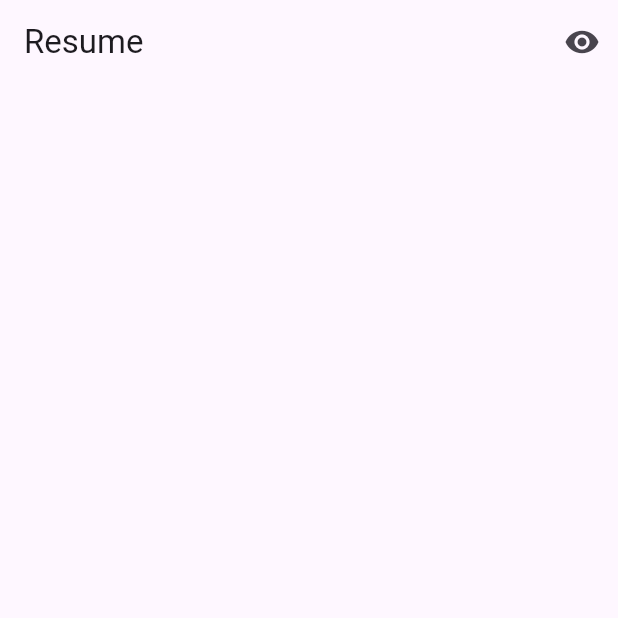
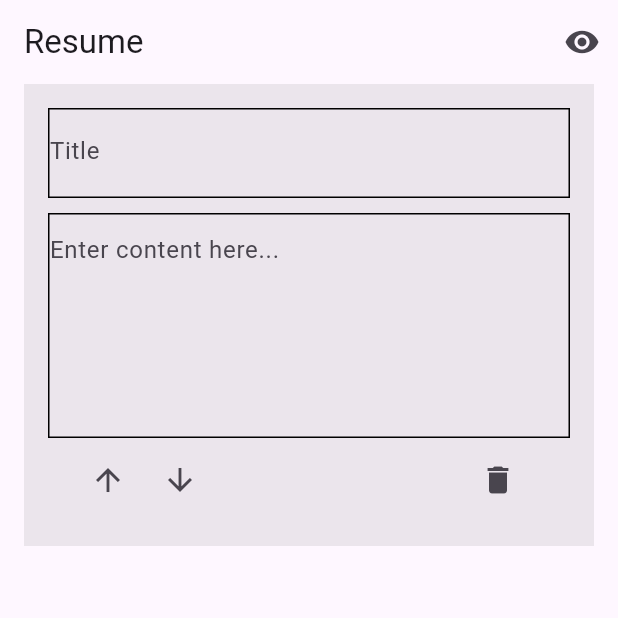
Before and after one commit to Sanjayvkp/resume_builder_app, a Flutter app: the screen it shows after launch, on a phone screen of 412 x 824 dp, the top half of it. Run offline on Flutter 3.47's test engine with Material 3 defaults, Android fonts, the phone set to English and light mode, and no system bars.

Commit message:
added card widget
added card widget to add title,content

```diff
--- a/lib/view/pages/add_resume_page.dart
+++ b/lib/view/pages/add_resume_page.dart
@@ -1,4 +1,5 @@
 import 'package:flutter/material.dart';
+import 'package:resume_builder_app/view/widgets/text_field_widget.dart';
 
 class AddResumePage extends StatelessWidget {
   const AddResumePage({super.key});
@@ -7,10 +8,20 @@ class AddResumePage extends StatelessWidget {
   Widget build(BuildContext context) {
     return Scaffold(
       appBar: AppBar(
-        title: Text('Resume'),
+        title: const Text('Resume'),
         actions: [
-          IconButton(onPressed: () {}, icon: Icon(Icons.remove_red_eye))
+          IconButton(onPressed: () {}, icon: const Icon(Icons.remove_red_eye))
         ],
+      ),
+      body: const SingleChildScrollView(
+        child: Column(
+          children: [
+            Padding(
+              padding: EdgeInsets.symmetric(horizontal: 16),
+              child: CardWidget(height: 60),
+            )
+          ],
+        ),
       ),
     );
   }
--- a/lib/view/widgets/text_field_widget.dart
+++ b/lib/view/widgets/text_field_widget.dart
@@ -1,23 +1,60 @@
 import 'package:flutter/material.dart';
 
-class TextFieldWidget extends StatelessWidget {
+class CardWidget extends StatelessWidget {
   final double height;
-  const TextFieldWidget({super.key, required this.height});
+  const CardWidget({super.key, required this.height});
 
   @override
   Widget build(BuildContext context) {
     return Container(
+      color: Colors.grey.withOpacity(.20),
+      child: Padding(
+        padding: const EdgeInsets.symmetric(horizontal: 16, vertical: 16),
+        child: Column(
+          children: [
+            Container(
               height: height,
-      width: 350,
-      decoration:
-          BoxDecoration(border: Border.all(width: 1, color: Colors.black)),
+              width: MediaQuery.sizeOf(context).width,
+              decoration: BoxDecoration(
+                  border: Border.all(width: 1, color: Colors.black)),
               child: const TextField(
                 decoration: InputDecoration(
                     border: InputBorder.none,
                     labelText: 'Title',
                     hintText: 'Enter title here...'),
               ),
+            ),
+            const SizedBox(
+              height: 10,
+            ),
+            Container(
+              height: 150,
+              width: MediaQuery.sizeOf(context).width,
+              decoration: BoxDecoration(
+                  border: Border.all(width: 1, color: Colors.black)),
+              child: const TextField(
+                decoration: InputDecoration(
+                    border: InputBorder.none,
+                    hintText: 'Enter content here...'),
+              ),
+            ),
+            ListTile(
+              leading: Row(
+                mainAxisSize: MainAxisSize.min,
+                children: [
+                  IconButton(
+                      onPressed: () {}, icon: const Icon(Icons.arrow_upward)),
+                  IconButton(
+                      onPressed: () {},
+                      icon: const Icon(Icons.arrow_downward_outlined)),
+                ],
+              ),
+              trailing:
+                  IconButton(onPressed: () {}, icon: const Icon(Icons.delete)),
+            )
+          ],
+        ),
+      ),
     );
-    ;
   }
 }
```
Lines whose indentation alone changed are shown as unchanged.
